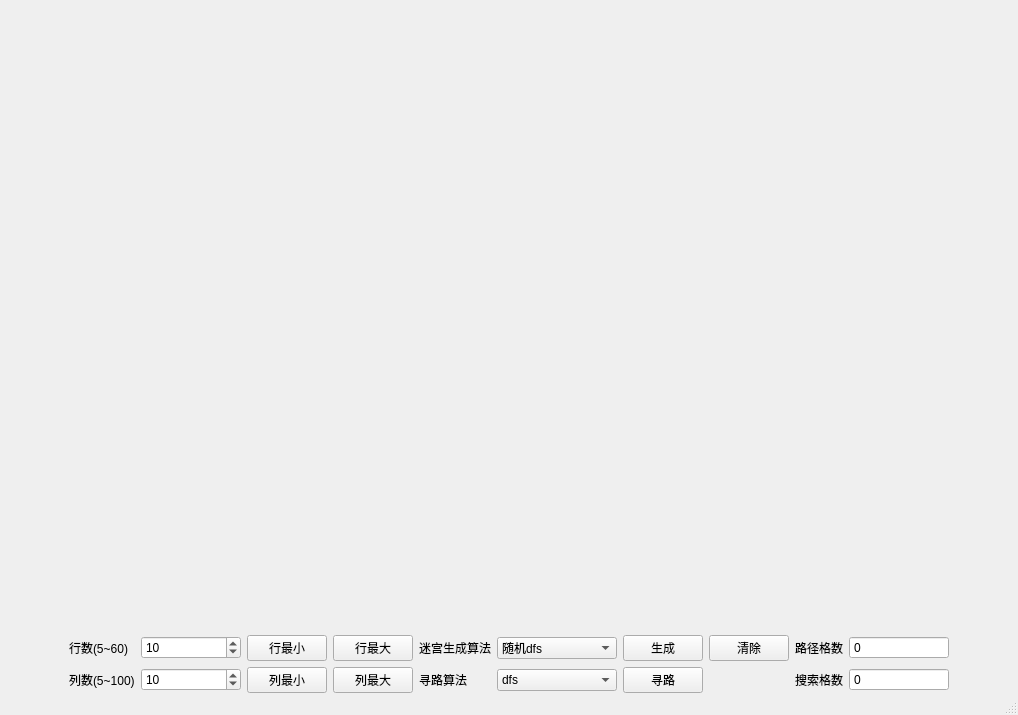
This is src/maze_ui.ui in Neo-513/project-qt as Qt 5 draws it before an edit. The edited form follows.
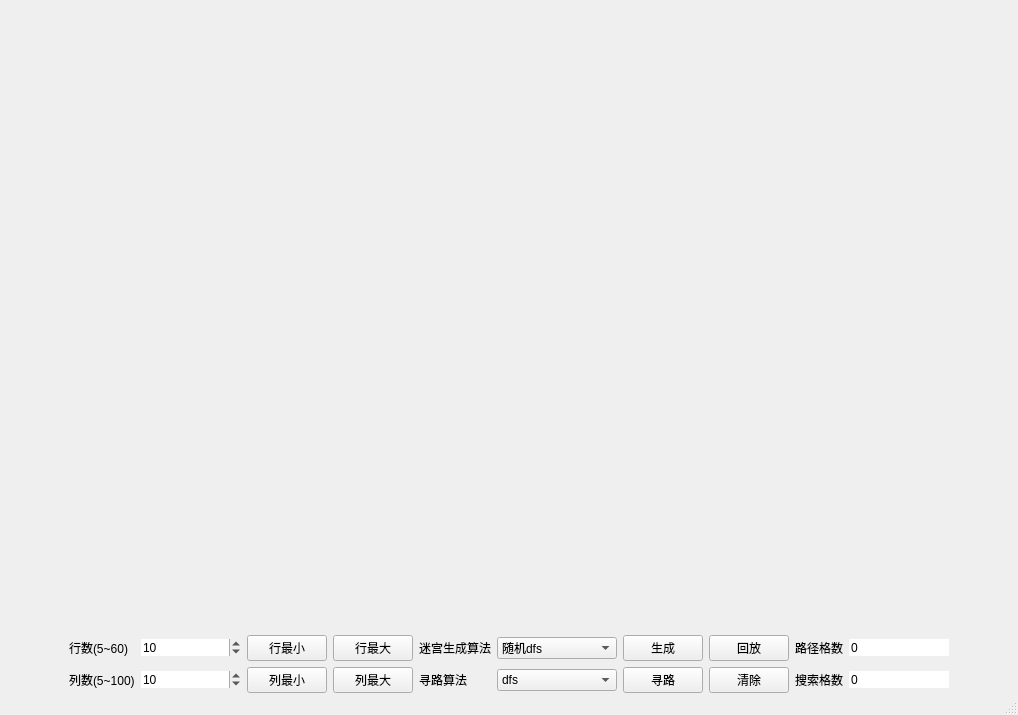
This is the edited form.

Diff of the .ui file:
```diff
--- a/src/maze_ui.ui
+++ b/src/maze_ui.ui
@@ -222,6 +222,9 @@
         <property name="cursor">
          <cursorShape>PointingHandCursor</cursorShape>
         </property>
+        <property name="frame">
+         <bool>false</bool>
+        </property>
         <property name="minimum">
          <number>5</number>
         </property>
@@ -264,6 +267,9 @@
         <property name="cursor">
          <cursorShape>PointingHandCursor</cursorShape>
         </property>
+        <property name="frame">
+         <bool>false</bool>
+        </property>
         <property name="minimum">
          <number>5</number>
         </property>
@@ -304,22 +310,6 @@
         </property>
        </widget>
       </item>
-      <item row="1" column="8">
-       <widget class="QPushButton" name="pushButton_clear">
-        <property name="sizePolicy">
-         <sizepolicy hsizetype="Fixed" vsizetype="Fixed">
-          <horstretch>0</horstretch>
-          <verstretch>0</verstretch>
-         </sizepolicy>
-        </property>
-        <property name="focusPolicy">
-         <enum>Qt::FocusPolicy::NoFocus</enum>
-        </property>
-        <property name="text">
-         <string>清除</string>
-        </property>
-       </widget>
-      </item>
       <item row="2" column="3">
        <widget class="QPushButton" name="pushButton_min_column">
         <property name="text">
@@ -432,6 +422,9 @@
           <height>0</height>
          </size>
         </property>
+        <property name="frame">
+         <bool>false</bool>
+        </property>
         <property name="readOnly">
          <bool>true</bool>
         </property>
@@ -451,6 +444,9 @@
           <height>0</height>
          </size>
         </property>
+        <property name="frame">
+         <bool>false</bool>
+        </property>
         <property name="readOnly">
          <bool>true</bool>
         </property>
@@ -462,6 +458,29 @@
         </property>
        </widget>
       </item>
+      <item row="2" column="8">
+       <widget class="QPushButton" name="pushButton_clear">
+        <property name="sizePolicy">
+         <sizepolicy hsizetype="Fixed" vsizetype="Fixed">
+          <horstretch>0</horstretch>
+          <verstretch>0</verstretch>
+         </sizepolicy>
+        </property>
+        <property name="focusPolicy">
+         <enum>Qt::FocusPolicy::NoFocus</enum>
+        </property>
+        <property name="text">
+         <string>清除</string>
+        </property>
+       </widget>
+      </item>
+      <item row="1" column="8">
+       <widget class="QPushButton" name="pushButton_replay">
+        <property name="text">
+         <string>回放</string>
+        </property>
+       </widget>
+      </item>
      </layout>
     </item>
    </layout>
```
Left out of the diff: 2 changed lines with no effect on the pictures.
